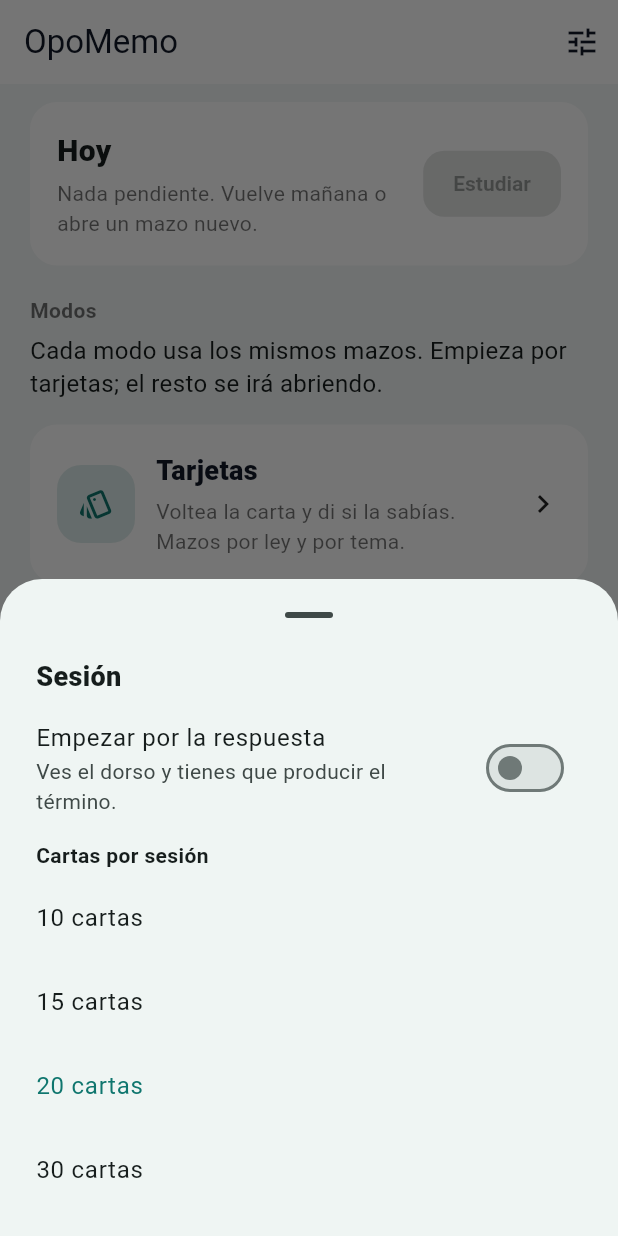
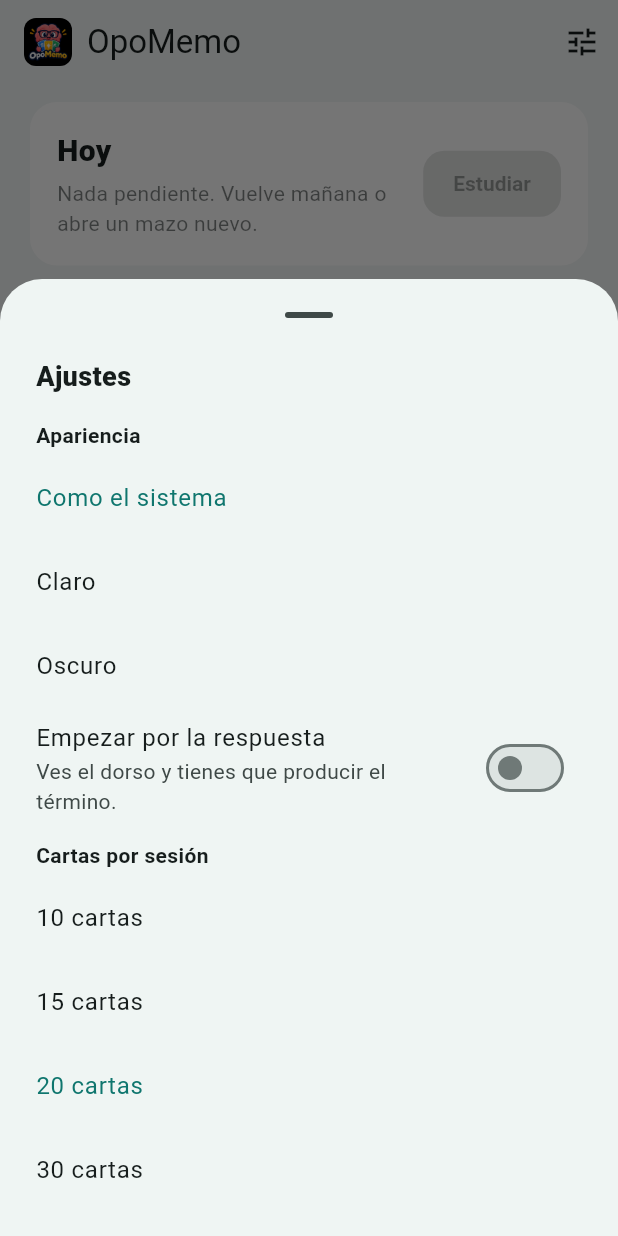
Before and after one commit to NoeCR/OpoMemo, a Flutter app: the screen it shows after launch, after a tap on the "tune" icon, on a phone screen of 412 x 824 dp. Run offline on Flutter 3.47's test engine with Material 3 defaults, Android fonts, the phone set to English and light mode, and no system bars; our stand-ins replace shared_preferences, sqflite, sqflite_common_ffi; missing offline and left inert: window_manager; accounts and stored records are empty.

Commit message:
Publica 0.4.0: tema oscuro, ventana recordada e icono de la app.
Co-authored-by: Cursor <cursoragent@cursor.com>

```diff
--- a/lib/app.dart
+++ b/lib/app.dart
@@ -3,6 +3,7 @@ import 'package:provider/provider.dart';
 
 import 'screens/home_screen.dart';
 import 'state/memo_controller.dart';
+import 'state/session_settings.dart';
 import 'theme/app_theme.dart';
 
 class OpoMemoApp extends StatelessWidget {
@@ -10,10 +11,13 @@ class OpoMemoApp extends StatelessWidget {
 
   @override
   Widget build(BuildContext context) {
+    final settings = context.watch<SessionSettings>();
     return MaterialApp(
       title: 'OpoMemo',
       debugShowCheckedModeBanner: false,
       theme: AppTheme.light(),
+      darkTheme: AppTheme.dark(),
+      themeMode: settings.themeMode,
       home: const _Root(),
     );
   }
--- a/lib/main.dart
+++ b/lib/main.dart
@@ -6,9 +6,11 @@ import 'data/memo_repository.dart';
 import 'database/app_database.dart';
 import 'state/memo_controller.dart';
 import 'state/session_settings.dart';
+import 'state/window_placement.dart';
 
 Future<void> main() async {
   WidgetsFlutterBinding.ensureInitialized();
+  await WindowPlacement.restore();
   final database = await AppDatabase.open();
   final settings = SessionSettings();
   await settings.load();
--- a/lib/models/deck.dart
+++ b/lib/models/deck.dart
@@ -121,4 +121,13 @@ class DeckGroup {
 
   int get dueCount => decks.fold(0, (sum, item) => sum + item.dueCount);
   int get factCount => decks.fold(0, (sum, item) => sum + item.factCount);
+
+  String get chipLabel => switch (name) {
+        'Ley 19/2013 · Transparencia' => 'LTAIBG',
+        'TREBEP · RDL 5/2015' => 'TREBEP',
+        'Ley 30/1984 · Reforma de la Función Pública' => '30/1984',
+        'Ley 53/1984 · Incompatibilidades' => '53/1984',
+        Deck.defaultGroup => 'Míos',
+        _ => name.split(' · ').first.replaceFirst(RegExp(r'^Ley\s+'), ''),
+      };
 }
--- a/lib/screens/deck_screen.dart
+++ b/lib/screens/deck_screen.dart
@@ -5,6 +5,7 @@ import '../models/deck.dart';
 import '../models/fact.dart';
 import '../domain/memo_markup.dart';
 import '../state/memo_controller.dart';
+import '../theme/app_theme.dart';
 import '../widgets/leitner_strip.dart';
 import '../widgets/memo_search_field.dart';
 import '../widgets/page_frame.dart';
@@ -145,7 +146,7 @@ class _DeckScreenState extends State<DeckScreen> {
                       padding: const EdgeInsets.only(bottom: 12),
                       child: Text(
                         deck!.description,
-                        style: TextStyle(color: Colors.black.withValues(alpha: 0.6)),
+                        style: TextStyle(color: AppTheme.muted(context, 0.6)),
                       ),
                     ),
                   FilledButton.icon(
@@ -203,7 +204,7 @@ class _DeckScreenState extends State<DeckScreen> {
                         _flaggedOnly
                             ? 'No hay cartas marcadas${_query.trim().isEmpty ? '.' : ' que coincidan.'}'
                             : 'Ninguna carta coincide con la búsqueda.',
-                        style: TextStyle(color: Colors.black.withValues(alpha: 0.55)),
+                        style: TextStyle(color: AppTheme.muted(context)),
                       ),
                     )
                   else
--- a/lib/screens/flip_session_screen.dart
+++ b/lib/screens/flip_session_screen.dart
@@ -328,7 +328,7 @@ class _FlipSessionScreenState extends State<FlipSessionScreen> {
           Text(
             'Intenta responder en voz alta. 1 No · 2 Casi · 3 Sí · S salta · Z deshace · B marca · R invierte.',
             textAlign: TextAlign.center,
-            style: TextStyle(color: Colors.black.withValues(alpha: 0.5)),
+            style: TextStyle(color: AppTheme.muted(context, 0.5)),
           )
         else
           ExcludeFocus(
--- a/lib/screens/home_screen.dart
+++ b/lib/screens/home_screen.dart
@@ -21,10 +21,24 @@ class HomeScreen extends StatelessWidget {
     final sessionSize = context.watch<SessionSettings>().size;
     return Scaffold(
       appBar: AppBar(
-        title: const Text('OpoMemo'),
+        title: Row(
+          children: [
+            ClipRRect(
+              borderRadius: BorderRadius.circular(8),
+              child: Image.asset(
+                'assets/branding/opomemo_icon.png',
+                width: 32,
+                height: 32,
+                filterQuality: FilterQuality.medium,
+              ),
+            ),
+            const SizedBox(width: 10),
+            const Text('OpoMemo'),
+          ],
+        ),
         actions: [
           IconButton(
-            tooltip: 'Ajustes de sesión',
+            tooltip: 'Ajustes',
             onPressed: () => showSessionSizePicker(context),
             icon: const Icon(Icons.tune),
           ),
@@ -39,7 +53,7 @@ class HomeScreen extends StatelessWidget {
             Text(
               'Modos',
               style: TextStyle(
-                color: Colors.black.withValues(alpha: 0.55),
+                color: AppTheme.muted(context),
                 fontWeight: FontWeight.w700,
               ),
             ),
@@ -69,7 +83,7 @@ class _TodayCard extends StatelessWidget {
   @override
   Widget build(BuildContext context) {
     return Material(
-      color: Colors.white,
+      color: AppTheme.card(context),
       borderRadius: BorderRadius.circular(18),
       child: Padding(
         padding: const EdgeInsets.all(18),
@@ -85,7 +99,7 @@ class _TodayCard extends StatelessWidget {
                     due == 0
                         ? 'Nada pendiente. Vuelve mañana o abre un mazo nuevo.'
                         : '$due pendientes · sesión de $sessionSize',
-                    style: TextStyle(color: Colors.black.withValues(alpha: 0.55)),
+                    style: TextStyle(color: AppTheme.muted(context)),
                   ),
                 ],
               ),
@@ -108,8 +122,9 @@ class _ModeCard extends StatelessWidget {
 
   @override
   Widget build(BuildContext context) {
+    final onSurface = Theme.of(context).colorScheme.onSurface;
     return Material(
-      color: Colors.white,
+      color: AppTheme.card(context),
       borderRadius: BorderRadius.circular(18),
       child: InkWell(
         borderRadius: BorderRadius.circular(18),
@@ -152,7 +167,7 @@ class _ModeCard extends StatelessWidget {
                   color: mode.tint.withValues(alpha: mode.isReady ? 0.14 : 0.08),
                   borderRadius: BorderRadius.circular(16),
                 ),
-                child: Icon(mode.icon, color: mode.isReady ? mode.tint : Colors.black38),
+                child: Icon(mode.icon, color: mode.isReady ? mode.tint : onSurface.withValues(alpha: 0.38)),
               ),
               const SizedBox(width: 14),
               Expanded(
@@ -167,7 +182,7 @@ class _ModeCard extends StatelessWidget {
                             style: TextStyle(
                               fontSize: 18,
                               fontWeight: FontWeight.w800,
-                              color: mode.isReady ? AppTheme.ink : Colors.black54,
+                              color: mode.isReady ? onSurface : onSurface.withValues(alpha: 0.54),
                             ),
                           ),
                         ),
@@ -175,7 +190,7 @@ class _ModeCard extends StatelessWidget {
                           Container(
                             padding: const EdgeInsets.symmetric(horizontal: 8, vertical: 3),
                             decoration: BoxDecoration(
-                              color: Colors.black.withValues(alpha: 0.06),
+                              color: onSurface.withValues(alpha: 0.08),
                               borderRadius: BorderRadius.circular(999),
                             ),
                             child: const Text(
@@ -188,7 +203,7 @@ class _ModeCard extends StatelessWidget {
                     const SizedBox(height: 4),
                     Text(
                       mode.subtitle,
-                      style: TextStyle(color: Colors.black.withValues(alpha: 0.55)),
+                      style: TextStyle(color: AppTheme.muted(context)),
                     ),
                   ],
                 ),
--- a/lib/state/session_settings.dart
+++ b/lib/state/session_settings.dart
@@ -4,17 +4,25 @@ import 'package:shared_preferences/shared_preferences.dart';
 
 class SessionSettings extends ChangeNotifier {
   static const sizes = [10, 15, 20, 30];
+  static const themeOptions = [
+    (ThemeMode.system, 'Como el sistema'),
+    (ThemeMode.light, 'Claro'),
+    (ThemeMode.dark, 'Oscuro'),
+  ];
   static const _key = 'session_size';
   static const _reverseKey = 'session_reversed';
+  static const _themeKey = 'theme_mode';
 
   var size = 20;
   var reversed = false;
+  var themeMode = ThemeMode.system;
 
   Future<void> load() async {
     final prefs = await SharedPreferences.getInstance();
     final stored = prefs.getInt(_key) ?? 20;
     size = sizes.contains(stored) ? stored : 20;
     reversed = prefs.getBool(_reverseKey) ?? false;
+    themeMode = _themeFromStorage(prefs.getString(_themeKey));
     notifyListeners();
   }
 
@@ -32,6 +40,21 @@ class SessionSettings extends ChangeNotifier {
     notifyListeners();
     final prefs = await SharedPreferences.getInstance();
     await prefs.setBool(_reverseKey, value);
+  }
+
+  Future<void> setThemeMode(ThemeMode value) async {
+    if (value == themeMode) return;
+    themeMode = value;
+    notifyListeners();
+    final prefs = await SharedPreferences.getInstance();
+    await prefs.setString(_themeKey, value.name);
+  }
+
+  static ThemeMode _themeFromStorage(String? raw) {
+    return ThemeMode.values.firstWhere(
+      (item) => item.name == raw,
+      orElse: () => ThemeMode.system,
+    );
   }
 }
 
@@ -55,10 +78,23 @@ Future<void> showSessionSizePicker(BuildContext context) {
                   const Padding(
                     padding: EdgeInsets.fromLTRB(16, 4, 16, 8),
                     child: Text(
-                      'Sesión',
+                      'Ajustes',
                       style: TextStyle(fontSize: 18, fontWeight: FontWeight.w800),
                     ),
                   ),
+                  const Padding(
+                    padding: EdgeInsets.fromLTRB(16, 8, 16, 4),
+                    child: Text(
+                      'Apariencia',
+                      style: TextStyle(fontWeight: FontWeight.w700),
+                    ),
+                  ),
+                  for (final option in SessionSettings.themeOptions)
+                    ListTile(
+                      title: Text(option.$2),
+                      selected: settings.themeMode == option.$1,
+                      onTap: () => settings.setThemeMode(option.$1),
+                    ),
                   SwitchListTile(
                     title: const Text('Empezar por la respuesta'),
                     subtitle: const Text('Ves el dorso y tienes que producir el término.'),
--- a/lib/theme/app_theme.dart
+++ b/lib/theme/app_theme.dart
@@ -3,48 +3,63 @@ import 'package:flutter/material.dart';
 class AppTheme {
   static const primary = Color(0xFF0F766E);
   static const primaryDark = Color(0xFF115E59);
+  static const ink = Color(0xFF111827);
   static const page = Color(0xFFF3F6F6);
-  static const ink = Color(0xFF111827);
 
-  static ThemeData light() {
+  static Color muted(BuildContext context, [double alpha = 0.55]) {
+    return Theme.of(context).colorScheme.onSurface.withValues(alpha: alpha);
+  }
+
+  static Color card(BuildContext context) {
+    return Theme.of(context).cardTheme.color ?? Theme.of(context).colorScheme.surface;
+  }
+
+  static ThemeData light() => _build(Brightness.light);
+
+  static ThemeData dark() => _build(Brightness.dark);
+
+  static ThemeData _build(Brightness brightness) {
+    final isDark = brightness == Brightness.dark;
     final scheme = ColorScheme.fromSeed(
       seedColor: primary,
-      primary: primary,
-      surface: Colors.white,
+      brightness: brightness,
+      primary: isDark ? const Color(0xFF2DD4BF) : primary,
     );
+    final surface = isDark ? const Color(0xFF152222) : Colors.white;
+    final pageColor = isDark ? const Color(0xFF0B1212) : page;
     return ThemeData(
       useMaterial3: true,
       colorScheme: scheme,
-      scaffoldBackgroundColor: page,
-      appBarTheme: const AppBarTheme(
-        backgroundColor: Colors.white,
-        foregroundColor: ink,
+      scaffoldBackgroundColor: pageColor,
+      appBarTheme: AppBarTheme(
+        backgroundColor: pageColor,
+        foregroundColor: scheme.onSurface,
         elevation: 0,
         centerTitle: false,
         scrolledUnderElevation: 0,
       ),
-      floatingActionButtonTheme: const FloatingActionButtonThemeData(
-        backgroundColor: primary,
-        foregroundColor: Colors.white,
+      floatingActionButtonTheme: FloatingActionButtonThemeData(
+        backgroundColor: isDark ? const Color(0xFF2DD4BF) : primary,
+        foregroundColor: isDark ? const Color(0xFF042F2E) : Colors.white,
       ),
       inputDecorationTheme: InputDecorationTheme(
         filled: true,
-        fillColor: Colors.white,
+        fillColor: surface,
         border: OutlineInputBorder(borderRadius: BorderRadius.circular(12)),
         enabledBorder: OutlineInputBorder(
           borderRadius: BorderRadius.circular(12),
-          borderSide: BorderSide(color: Colors.black.withValues(alpha: 0.08)),
+          borderSide: BorderSide(color: scheme.onSurface.withValues(alpha: 0.08)),
         ),
         focusedBorder: OutlineInputBorder(
           borderRadius: BorderRadius.circular(12),
-          borderSide: const BorderSide(color: primary, width: 1.5),
+          borderSide: BorderSide(color: scheme.primary, width: 1.5),
         ),
         contentPadding: const EdgeInsets.symmetric(horizontal: 14, vertical: 12),
       ),
       filledButtonTheme: FilledButtonThemeData(
         style: FilledButton.styleFrom(
-          backgroundColor: primary,
-          foregroundColor: Colors.white,
+          backgroundColor: isDark ? const Color(0xFF2DD4BF) : primary,
+          foregroundColor: isDark ? const Color(0xFF042F2E) : Colors.white,
           padding: const EdgeInsets.symmetric(horizontal: 20, vertical: 14),
           shape: RoundedRectangleBorder(borderRadius: BorderRadius.circular(14)),
           textStyle: const TextStyle(fontWeight: FontWeight.w700),
@@ -52,7 +67,7 @@ class AppTheme {
       ),
       cardTheme: CardThemeData(
         elevation: 0,
-        color: Colors.white,
+        color: surface,
         shape: RoundedRectangleBorder(borderRadius: BorderRadius.circular(18)),
       ),
     );
--- a/lib/widgets/markup_field.dart
+++ b/lib/widgets/markup_field.dart
@@ -96,7 +96,7 @@ class _MarkupFieldState extends State<MarkupField> {
                 'Selecciona una palabra y márcala. **negrita** o *cursiva*.',
                 style: TextStyle(
                   fontSize: 12,
-                  color: Colors.black.withValues(alpha: 0.45),
+                  color: Theme.of(context).colorScheme.onSurface.withValues(alpha: 0.45),
                 ),
               ),
             ),
--- a/lib/widgets/memo_search_field.dart
+++ b/lib/widgets/memo_search_field.dart
@@ -19,7 +19,7 @@ class MemoSearchField extends StatelessWidget {
         hintText: hint,
         prefixIcon: const Icon(Icons.search),
         filled: true,
-        fillColor: Colors.white,
+        fillColor: Theme.of(context).cardTheme.color ?? Theme.of(context).colorScheme.surface,
         border: OutlineInputBorder(
           borderRadius: BorderRadius.circular(14),
           borderSide: BorderSide.none,
```
Also changed, not shown: lib/screens/hub_screen.dart (+6 -5 lines), lib/state/window_placement.dart (added, +115 -0 lines), lib/widgets/flip_card.dart (+7 -6 lines), pubspec.yaml (+16 -1 lines), assets/branding/opomemo_icon.png (added), pubspec.lock, 20 other files.
